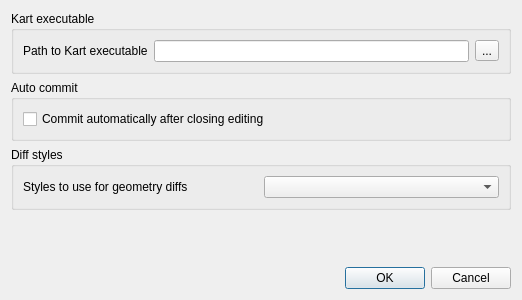
This is kart/gui/settingsdialog.ui in koordinates/kart-qgis-plugin as Qt 5 draws it before an edit. The edited form follows.
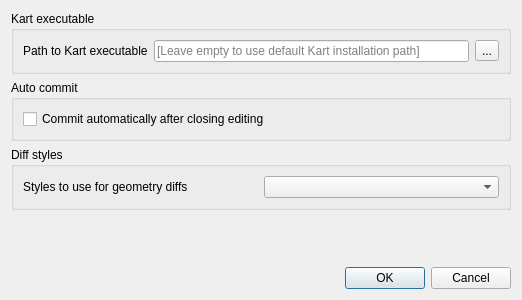
This is the edited form.

Commit message: auto-install Kart if not installed (windows only)

Patch:
```diff
--- a/kart/gui/settingsdialog.ui
+++ b/kart/gui/settingsdialog.ui
@@ -28,7 +28,11 @@
        </widget>
       </item>
       <item>
-       <widget class="QLineEdit" name="txtKartPath"/>
+       <widget class="QLineEdit" name="txtKartPath">
+        <property name="placeholderText">
+         <string>[Leave empty to use default Kart installation path]</string>
+        </property>
+       </widget>
       </item>
       <item>
        <widget class="QToolButton" name="btnBrowsePath">
```
The commit also changes 5 other files.
